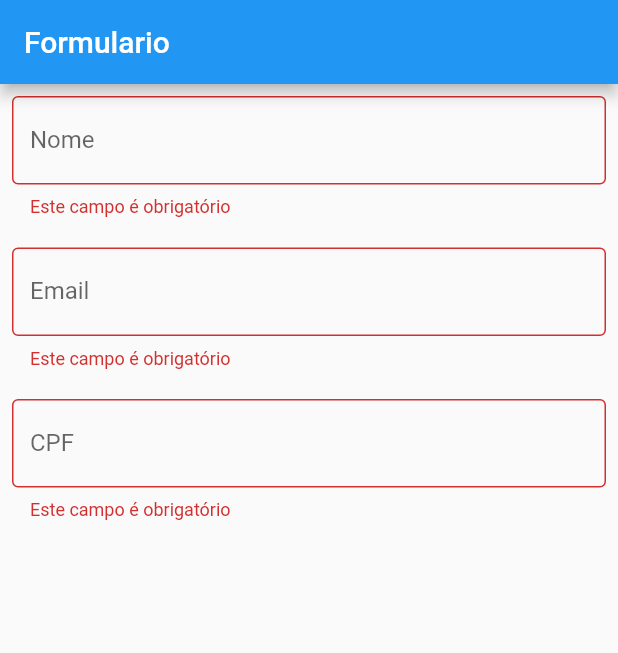
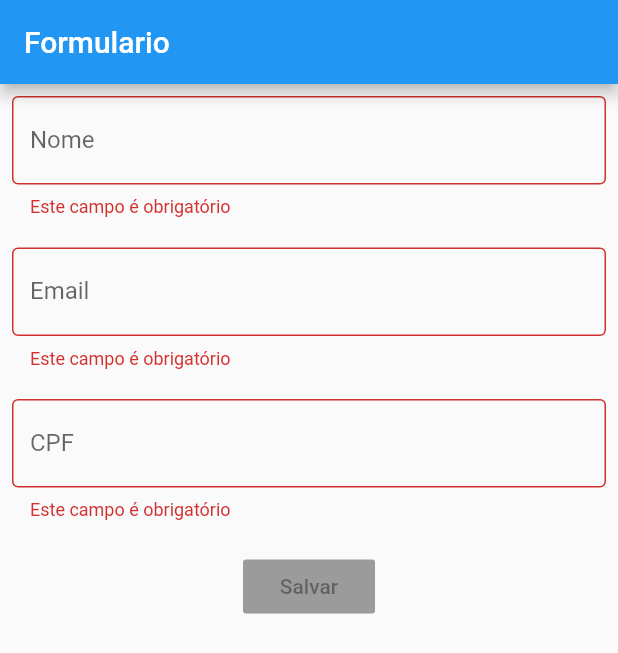
Before and after one commit to FelipeOFF/mobx_flutter, a Flutter app: the screen it shows after launch, on a phone screen of 412 x 824 dp. Shown: the top 653 px of the screen. Run offline on Flutter 3.47's test engine with Material 2 defaults, Android fonts, the phone set to English and light mode, and no system bars; our stand-ins replace flutter_mobx, mobx; generated files the repository leaves out were written again.

Commit message:
no-strees reactive form

```diff
--- a/reactive_form/lib/home.dart
+++ b/reactive_form/lib/home.dart
@@ -62,7 +62,16 @@ class _HomePageState extends State<HomePage> {
                     onChanged: controller.client.changeCpf,
                     onErrorText: controller.validateCpf,
                   );
-                })
+                }),
+                SizedBox(
+                  height: 20,
+                ),
+                Observer(builder: (_) {
+                  return RaisedButton(
+                    onPressed: controller.isValid ? () {} : null,
+                    child: Text("Salvar"),
+                  );
+                }),
               ],
             ),
           ),
```
Also changed, not shown: reactive_form/lib/controller.dart (+9 -0 lines), reactive_form/lib/controller.g.dart.
